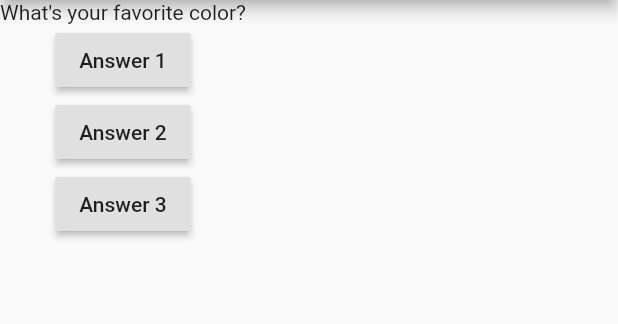
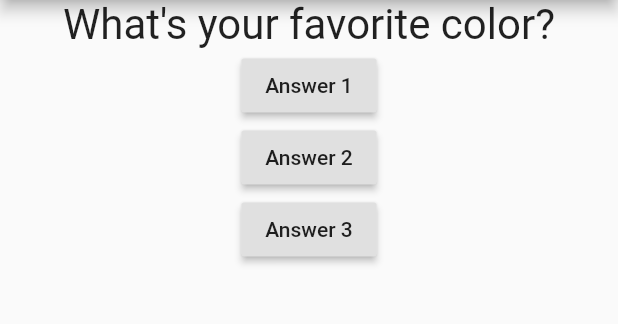
Before and after one commit to KimMontenegro/Learning-Flutter, a Flutter app: the screen it shows after launch, on a phone screen of 412 x 824 dp, the part 84-408 px from its top. Run offline on Flutter 3.47's test engine with Material 2 defaults, Android fonts, the phone set to English and light mode, and no system bars.

Commit message:
Added style and width

```diff
--- a/lib/question.dart
+++ b/lib/question.dart
@@ -3,13 +3,24 @@ import 'package:flutter/material.dart';
 ///just stype "st" then choose StatelessWidget to automatically
 ///have certain code
 class Question extends StatelessWidget {
-  String questionText;
+  final String questionText;
 
   ///first argument passed to question constructor
   ///will be stored in the questionText property
   Question(this.questionText);
   @override
   Widget build(BuildContext context) {
-    return Text(questionText);
+    //wrap another widget(Text) called Container
+    //Container takes a child name argument
+    return Container(
+
+        ///infinity - will set and adjust based on the
+        ///full width of the device
+        width: double.infinity,
+        child: Text(
+          questionText,
+          style: TextStyle(fontSize: 28),
+          textAlign: TextAlign.center,
+        ));
   }
 }
```
